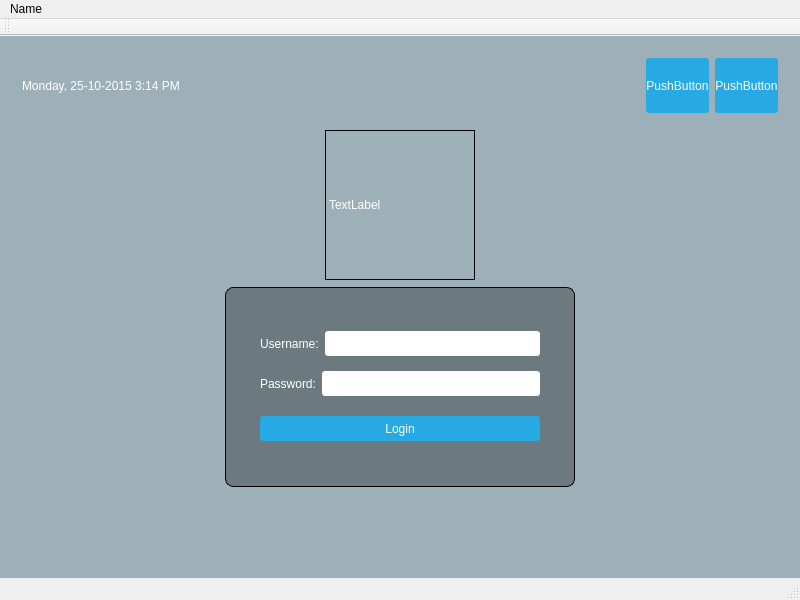
edony-shadow-walker/anth, file strategy_dev/qt5/qt/mainwindow.ui: the form before one commit.
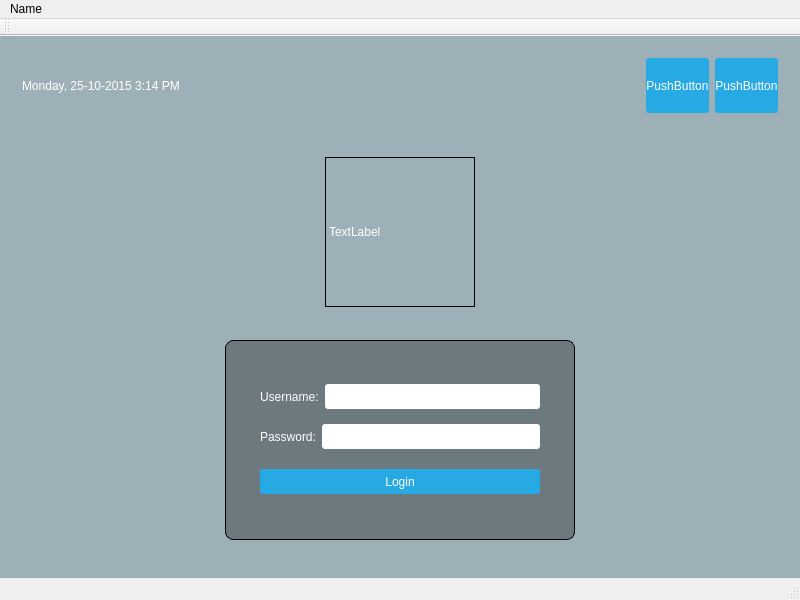
The form after the commit.

The edit to the form file:
```diff
--- a/strategy_dev/qt5/qt/mainwindow.ui
+++ b/strategy_dev/qt5/qt/mainwindow.ui
@@ -106,6 +106,19 @@
       </layout>
      </widget>
     </item>
+    <item>
+     <spacer name="verticalSpacer_3">
+      <property name="orientation">
+       <enum>Qt::Vertical</enum>
+      </property>
+      <property name="sizeHint" stdset="0">
+       <size>
+        <width>20</width>
+        <height>40</height>
+       </size>
+      </property>
+     </spacer>
+    </item>
     <item>
      <layout class="QHBoxLayout" name="horizontalLayout_2">
       <property name="topMargin">
@@ -135,6 +148,19 @@
       </item>
      </layout>
     </item>
+    <item>
+     <spacer name="verticalSpacer_4">
+      <property name="orientation">
+       <enum>Qt::Vertical</enum>
+      </property>
+      <property name="sizeHint" stdset="0">
+       <size>
+        <width>20</width>
+        <height>40</height>
+       </size>
+      </property>
+     </spacer>
+    </item>
     <item>
      <layout class="QHBoxLayout" name="horizontalLayout_4">
       <property name="topMargin">
```
